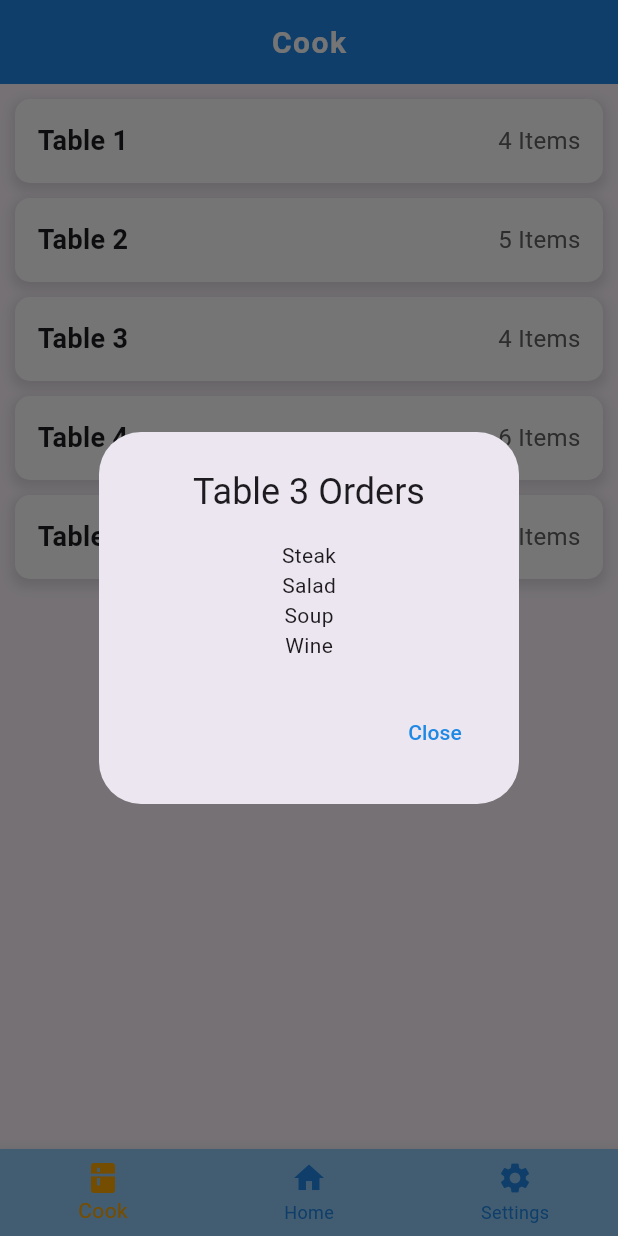
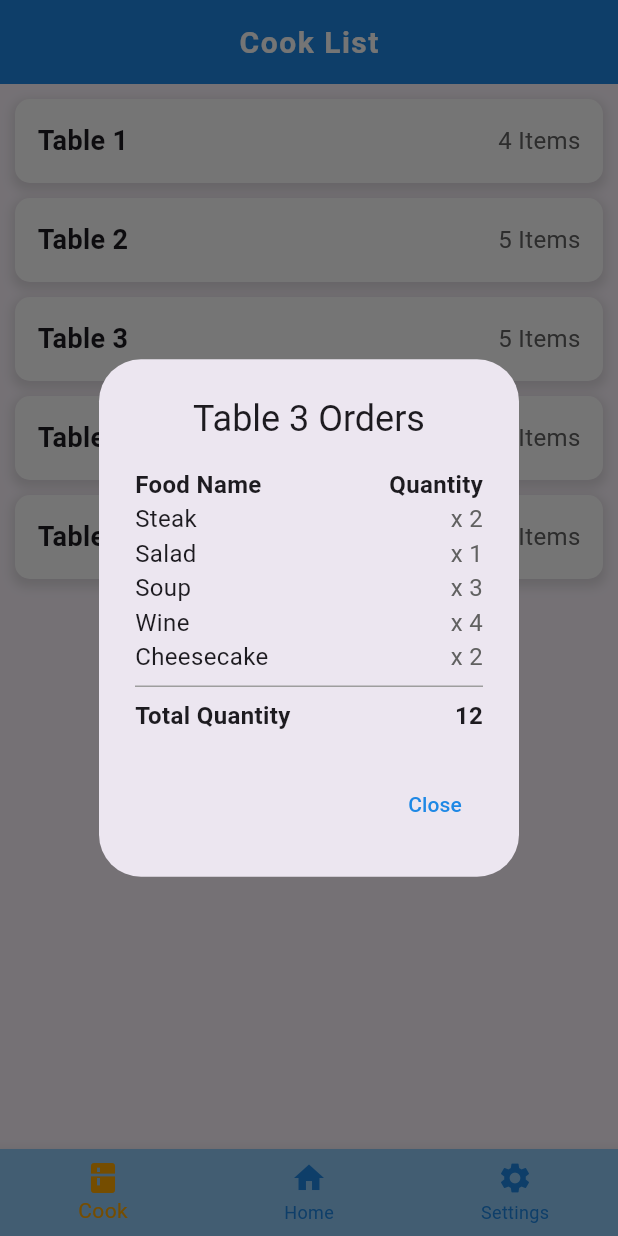
Before and after one commit to omanrai/hotel_POS, a Flutter app: the ChiefScreen screen opened directly, after a tap on an icon or button, on a phone screen of 412 x 824 dp. Run offline on Flutter 3.47's test engine with Material 3 defaults, Android fonts, the phone set to English and light mode, and no system bars; Roboto replaces fonts that are missing (Poppins).

Commit message:
refactor ChiefScreen to use structured order data and enhance order details display

```diff
--- a/lib/features/chief/chief_screen.dart
+++ b/lib/features/chief/chief_screen.dart
@@ -13,12 +13,40 @@ class ChiefScreen extends StatefulWidget {
 class _ChiefScreenState extends State<ChiefScreen> {
   int _selectedIndex = 1;
   bool _isNotificationEnabled = true;
-  Map<int, List<String>> tableOrders = {
-    1: ["Pizza", "Burger", "Pasta", "Beer"],
-    2: ["Sushi", "Ramen", "Fried Rice", "Miso Soup", "Sake"],
-    3: ["Steak", "Salad", "Soup", "Wine"],
-    4: ["Biryani", "Tandoori Chicken", "Naan", "Lassi", "Chai", "Gulab Jamun"],
-    5: ["Tacos", "Burrito", "Nachos"],
+  Map<int, List<Map<String, dynamic>>> tableOrders = {
+    1: [
+      {"name": "Pizza", "quantity": 2},
+      {"name": "Burger", "quantity": 1},
+      {"name": "Pasta", "quantity": 3},
+      {"name": "Beer", "quantity": 4},
+    ],
+    2: [
+      {"name": "Sushi", "quantity": 5},
+      {"name": "Ramen", "quantity": 2},
+      {"name": "Fried Rice", "quantity": 1},
+      {"name": "Miso Soup", "quantity": 3},
+      {"name": "Sake", "quantity": 2},
+    ],
+    3: [
+      {"name": "Steak", "quantity": 2},
+      {"name": "Salad", "quantity": 1},
+      {"name": "Soup", "quantity": 3},
+      {"name": "Wine", "quantity": 4},
+      {"name": "Cheesecake", "quantity": 2},
+    ],
+    4: [
+      {"name": "Biryani", "quantity": 3},
+      {"name": "Tandoori Chicken", "quantity": 1},
+      {"name": "Naan", "quantity": 4},
+      {"name": "Lassi", "quantity": 2},
+      {"name": "Chai", "quantity": 3},
+      {"name": "Gulab Jamun", "quantity": 2},
+    ],
+    5: [
+      {"name": "Tacos", "quantity": 3},
+      {"name": "Burrito", "quantity": 2},
+      {"name": "Nachos", "quantity": 5},
+    ],
   };
 
   void _onItemTapped(int index) {
@@ -28,7 +56,7 @@ class _ChiefScreenState extends State<ChiefScreen> {
   }
 
   // 🔹 Titles for each screen
-  final List<String> _appBarTitles = ["Cook", "Home", "Settings"];
+  final List<String> _appBarTitles = ["Cook List", "Home", "Settings"];
 
   Widget build(BuildContext context) {
     final List<Widget> _widgetOptions = [
@@ -67,7 +95,7 @@ class _ChiefScreenState extends State<ChiefScreen> {
       padding: EdgeInsets.all(10),
       children: tableOrders.entries.map((entry) {
         int tableNumber = entry.key;
-        List<String> orders = entry.value;
+        List<Map<String, dynamic>> orders = entry.value;
 
         return GestureDetector(
           onTap: () {
@@ -107,8 +135,8 @@ class _ChiefScreenState extends State<ChiefScreen> {
     );
   }
 
-  void _showOrderDetails(
-      BuildContext context, int tableNumber, List<String> orders) {
+  void _showOrderDetails(BuildContext context, int tableNumber,
+      List<Map<String, dynamic>> orders) {
     showDialog(
       context: context,
       builder: (context) {
@@ -116,7 +144,44 @@ class _ChiefScreenState extends State<ChiefScreen> {
           title: Center(child: Text("Table $tableNumber Orders")),
           content: Column(
             mainAxisSize: MainAxisSize.min,
-            children: orders.map((item) => Text(item)).toList(),
+            crossAxisAlignment: CrossAxisAlignment.start,
+            children: [
+              Row(
+                mainAxisAlignment: MainAxisAlignment.spaceBetween,
+                children: [
+                  Text("Food Name",
+                      style:
+                          TextStyle(fontSize: 16, fontWeight: FontWeight.bold)),
+                  Text("Quantity",
+                      style:
+                          TextStyle(fontSize: 16, fontWeight: FontWeight.bold)),
+                ],
+              ),
+              ...orders.map((item) => Row(
+                    mainAxisAlignment: MainAxisAlignment.spaceBetween,
+                    children: [
+                      Text(item['name'], style: TextStyle(fontSize: 16)),
+                      Text(
+                        "x ${item['quantity']}",
+                        style: TextStyle(fontSize: 16, color: Colors.grey[700]),
+                      ),
+                    ],
+                  )),
+              Divider(thickness: 1, color: Colors.grey), // Add a divider
+              Row(
+                mainAxisAlignment: MainAxisAlignment.spaceBetween,
+                children: [
+                  Text(
+                    "Total Quantity",
+                    style: TextStyle(fontSize: 16, fontWeight: FontWeight.bold),
+                  ),
+                  Text(
+                    "${orders.fold<int>(0, (sum, item) => sum + ((item['quantity'] ?? 0) as int))}", // Calculate total quantity
+                    style: TextStyle(fontSize: 16, fontWeight: FontWeight.bold),
+                  ),
+                ],
+              ),
+            ],
           ),
           actions: [
             TextButton(
```
